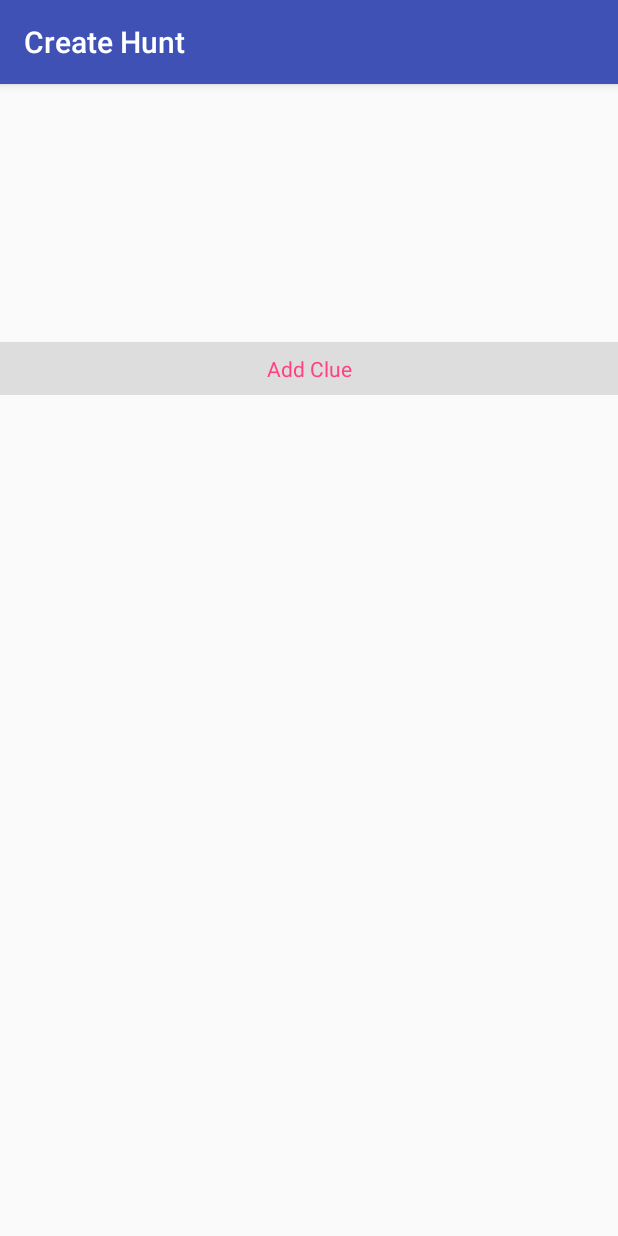
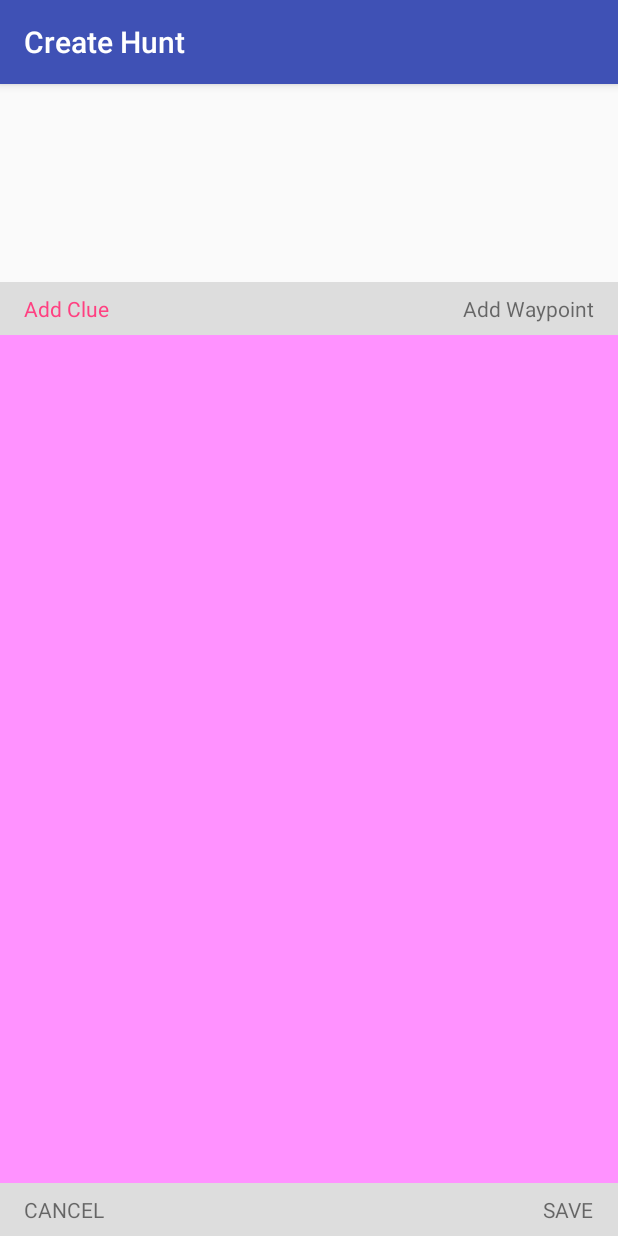
Before and after one commit to RyanAndroidTaylor/Treasure-Hunt-IRL, an Android app: the CreateHuntActivity screen opened directly, with no data from a screen before it, on a phone screen of 412 x 824 dp. Run offline under Robolectric (Android 15) with nearby library versions, the phone set to English and light mode, and no system bars; pictures from the network do not load; 1 statement that could not run was skipped.

Commit message:
Added views for adding way points, saving and canceling the create hunt screen

```diff
--- a/app/src/main/java/com/dtprogramming/treasurehuntirl/ui/container/CreateHuntContainer.kt
+++ b/app/src/main/java/com/dtprogramming/treasurehuntirl/ui/container/CreateHuntContainer.kt
@@ -1,6 +1,7 @@
 package com.dtprogramming.treasurehuntirl.ui.container
 
 import android.support.v7.widget.LinearLayoutManager
+import android.support.v7.widget.RecyclerView
 import android.view.ViewGroup
 import com.dtprogramming.treasurehuntirl.R
 import com.dtprogramming.treasurehuntirl.presenters.CreateHuntPresenter
@@ -16,25 +17,32 @@ class CreateHuntContainer(val createHuntPresenter: CreateHuntPresenter, val clue
 
     private lateinit var adapter: ClueAdapter
 
+    private lateinit var clueList: RecyclerView
+
     override fun inflate(parent: ViewGroup): Container {
         return super.inflate(parent, R.layout.container_create_hunt)
     }
 
     override fun loadViews(parent: ViewGroup) {
-        parent.create_hunt_container_clue_list.layoutManager = CustomLinearLayoutManager(parent.context, LinearLayoutManager.HORIZONTAL, false)
+        clueList = parent.create_hunt_container_clue_list
 
-//        for (i in 0..100)
-//            clues.add("This is a clue to a sweet treasure hunt that only a few people will ever figure out. That is how good it is. We need a lot more text in here so it looks good to the eye when we are playing with in on the screen")
+        clueList.layoutManager = CustomLinearLayoutManager(parent.context, LinearLayoutManager.HORIZONTAL, false)
 
         adapter = ClueAdapter(parent.context, clues)
 
-        parent.create_hunt_container_clue_list.adapter = adapter
+        clueList.adapter = adapter
 
-        parent.create_hunt_add_clue.setOnClickListener {
+        parent.create_hunt_container_add_clue.setOnClickListener {
             createHuntPresenter.switchState(CreateHuntPresenter.CREATE_CLUE)
         }
 
-        parent.create_hunt_container_clue_list.addOnScrollListener(ClueScrollListener())
+        parent.create_hunt_container_add_waypoint.setOnClickListener {  }
+
+        parent.create_hunt_container_save.setOnClickListener {  }
+
+        parent.create_hunt_container_cancel.setOnClickListener {  }
+
+        clueList.addOnScrollListener(ClueScrollListener())
     }
 
     fun updateClueList(clues: List<String>) {
--- a/app/src/main/res/layout/container_create_hunt.xml
+++ b/app/src/main/res/layout/container_create_hunt.xml
@@ -1,25 +1,73 @@
 <?xml version="1.0" encoding="utf-8"?>
-<LinearLayout
+<RelativeLayout
     xmlns:android="http://schemas.android.com/apk/res/android"
     xmlns:tools="http://schemas.android.com/tools"
     android:layout_width="match_parent"
     android:layout_height="match_parent"
-    android:orientation="vertical"
     tools:context=".ui.activities.TreasureTabActivity">
 
     <android.support.v7.widget.RecyclerView
         android:id="@+id/create_hunt_container_clue_list"
         android:layout_width="match_parent"
-        android:layout_height="140dp"
+        android:layout_height="100dp"
         android:layout_marginTop="@dimen/margin_normal"/>
 
+    <FrameLayout
+        android:id="@+id/add_action_container"
+        android:layout_width="match_parent"
+        android:layout_height="35dp"
+        android:layout_below="@id/create_hunt_container_clue_list"
+        android:layout_marginTop="@dimen/margin_normal"
+        android:background="@color/card_view_background">
+
         <TextView
-            android:id="@+id/create_hunt_add_clue"
-            android:layout_width="match_parent"
-            android:layout_height="35dp"
-            android:background="@color/card_view_background"
-            android:layout_marginTop="@dimen/margin_normal"
-            android:gravity="center"
+            android:id="@+id/create_hunt_container_add_clue"
+            android:layout_width="wrap_content"
+            android:layout_height="wrap_content"
+            android:layout_gravity="center_vertical"
+            android:layout_marginLeft="@dimen/margin_normal"
             android:text="@string/add_clue"
             android:textColor="@color/colorAccent"/>
-</LinearLayout>
+
+        <TextView
+            android:id="@+id/create_hunt_container_add_waypoint"
+            android:layout_width="wrap_content"
+            android:layout_height="wrap_content"
+            android:layout_gravity="right|center_vertical"
+            android:layout_marginRight="@dimen/margin_normal"
+            android:text="@string/add_waypoint"/>
+    </FrameLayout>
+
+    <FrameLayout
+        android:id="@+id/action_container"
+        android:layout_width="match_parent"
+        android:layout_height="35dp"
+        android:layout_alignParentBottom="true"
+        android:background="@color/card_view_background">
+
+        <TextView
+            android:id="@+id/create_hunt_container_save"
+            android:layout_width="wrap_content"
+            android:layout_height="wrap_content"
+            android:layout_gravity="end|center_vertical"
+            android:layout_marginEnd="@dimen/margin_normal"
+            android:layout_marginRight="@dimen/margin_normal"
+            android:text="@string/save"/>
+
+        <TextView
+            android:id="@+id/create_hunt_container_cancel"
+            android:layout_width="wrap_content"
+            android:layout_height="wrap_content"
+            android:layout_gravity="center_vertical"
+            android:layout_marginLeft="@dimen/margin_normal"
+            android:layout_marginStart="@dimen/margin_normal"
+            android:text="@string/cancel"/>
+    </FrameLayout>
+
+    <FrameLayout
+        android:layout_width="match_parent"
+        android:layout_height="match_parent"
+        android:layout_above="@id/action_container"
+        android:layout_below="@id/add_action_container"
+        android:background="#ff92ff"/>
+</RelativeLayout>
--- a/app/src/main/res/values/strings.xml
+++ b/app/src/main/res/values/strings.xml
@@ -10,4 +10,6 @@
     <string name="add_clue">Add Clue</string>
     <string name="clue_title">Clue</string>
     <string name="save">SAVE</string>
+    <string name="cancel">CANCEL</string>
+    <string name="add_waypoint">Add Waypoint</string>
 </resources>
```
